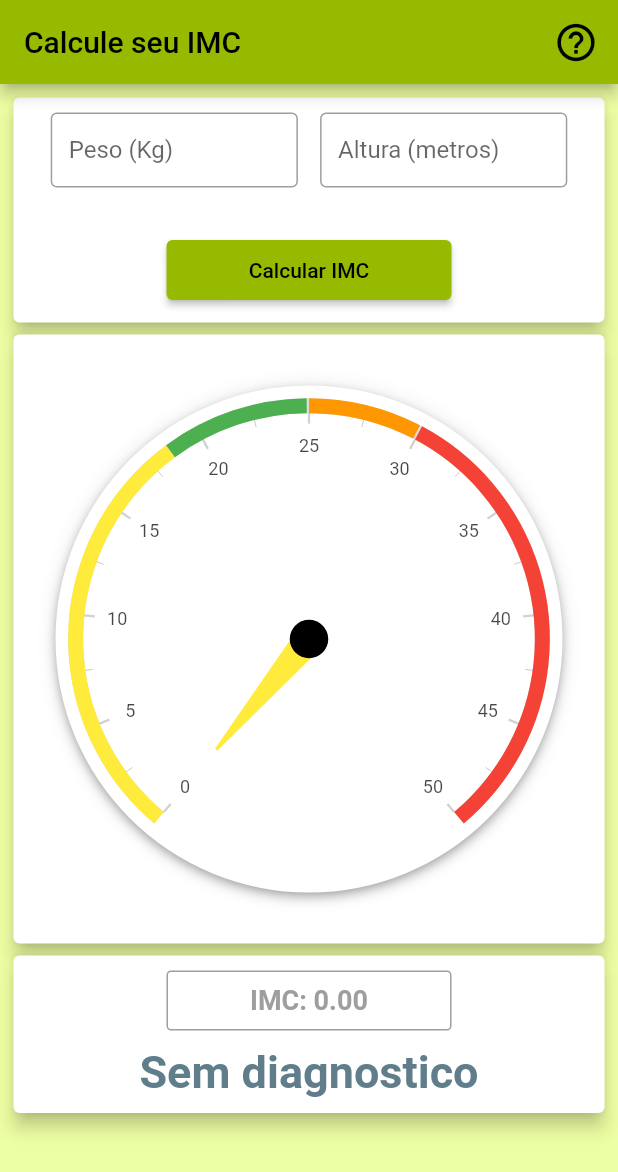
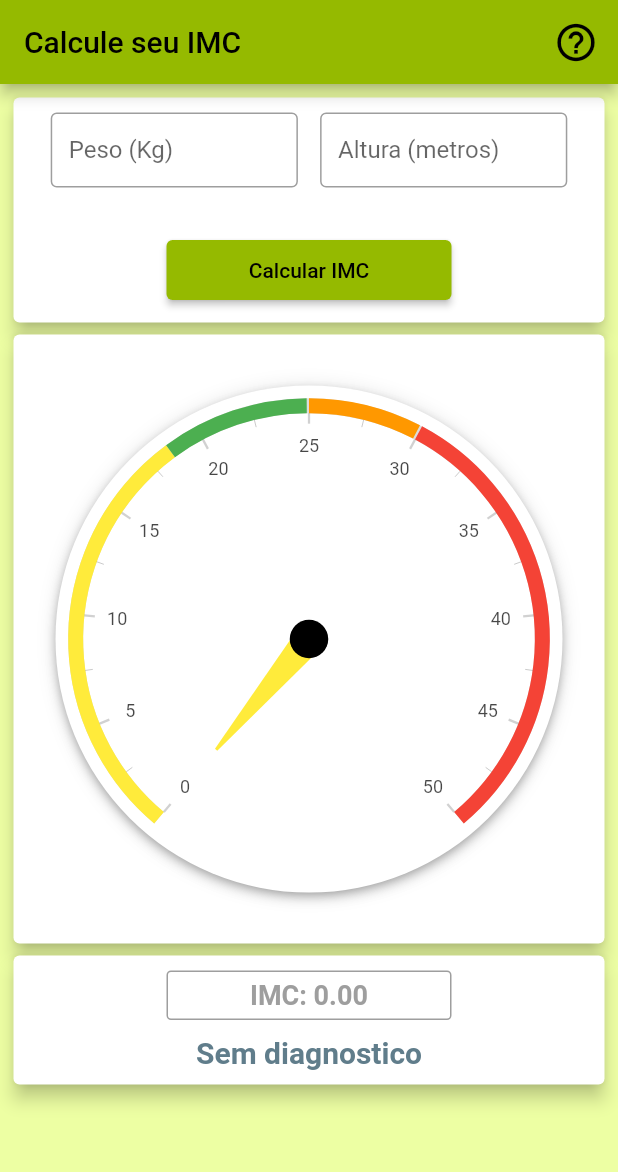
Before and after one commit to joaovitorpd/calculo_imc, a Flutter app: the screen it shows after launch, on a phone screen of 412 x 824 dp. Shown: the top 1172 px of the screen. Run offline on Flutter 3.47's test engine with Material 2 defaults, Android fonts, the phone set to English and light mode, and no system bars; drawn by our look-alikes of syncfusion_flutter_gauges; our stand-ins replace brasil_fields.

Commit message:
Implemented widgets to reach accessibility text resizing

```diff
--- a/lib/cards/diagnostico_card.dart
+++ b/lib/cards/diagnostico_card.dart
@@ -16,7 +16,7 @@ class DiagnosticoCard extends StatelessWidget {
         children: [
           Container(
             width: 190,
-            height: 40,
+            //height: 40,
             padding: const EdgeInsets.all(5.0),
             decoration: BoxDecoration(
               borderRadius: BorderRadius.circular(3.0),
@@ -28,21 +28,15 @@ class DiagnosticoCard extends StatelessWidget {
             child: Row(
               mainAxisAlignment: MainAxisAlignment.center,
               children: [
-                const Text(
-                  'IMC: ',
-                  style: TextStyle(
+                Expanded(
+                  child: Text(
+                    "IMC: ${imc.toStringAsFixed(2)}",
+                    style: const TextStyle(
                       fontWeight: FontWeight.bold,
                       fontSize: 18.0,
                       color: Colors.grey,
                     ),
-                ),
-                Text(
-                  imc.toStringAsFixed(2),
-                  // ignore: prefer_const_constructors
-                  style: TextStyle(
-                    fontWeight: FontWeight.bold,
-                    fontSize: 18.0,
-                    color: Colors.grey,
+                    textAlign: TextAlign.center,
                   ),
                 ),
               ],
@@ -54,12 +48,15 @@ class DiagnosticoCard extends StatelessWidget {
           Row(
             mainAxisAlignment: MainAxisAlignment.center,
             children: [
-              Text(
+              Expanded(
+                child: Text(
                   textodiagnosticoIMC,
                   style: const TextStyle(
                     color: Colors.blueGrey,
-                  fontSize: 30.0,
+                    fontSize: 20.0,
                     fontWeight: FontWeight.bold,
+                  ),
+                  textAlign: TextAlign.center,
                 ),
               ),
             ],
```
Lines whose indentation alone changed are shown as unchanged.
